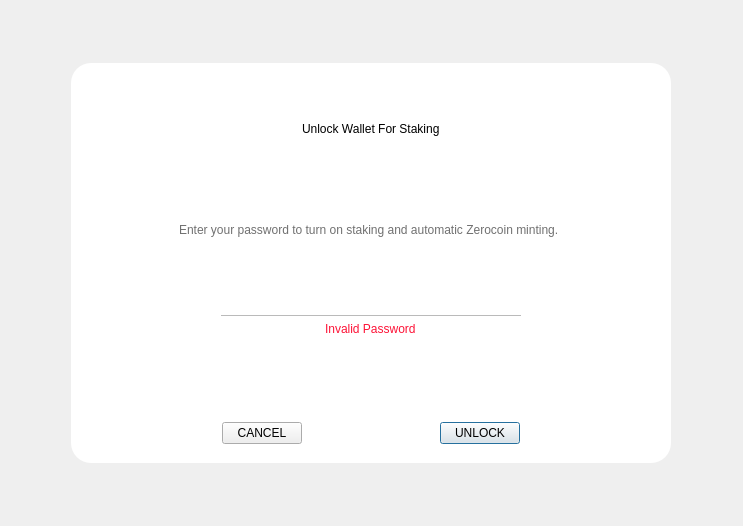
Old version of the form src/qt/veil/forms/unlockpassworddialog.ui in the repository Veil-Project/veil.
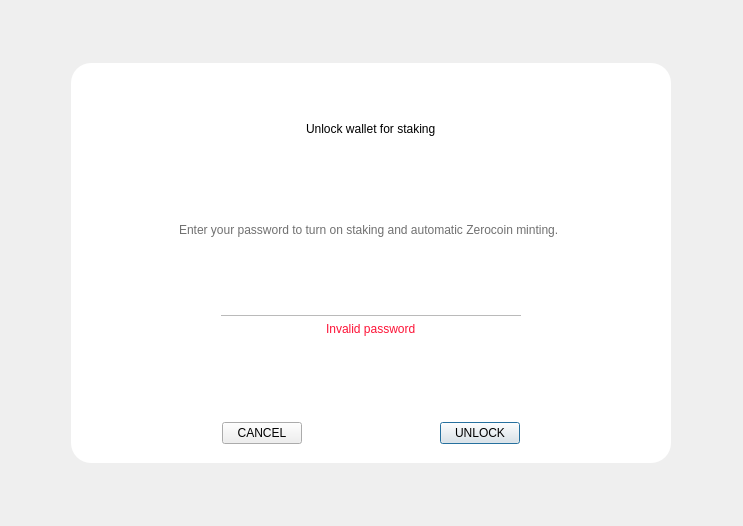
New version of the form.

```diff
--- a/src/qt/veil/forms/unlockpassworddialog.ui
+++ b/src/qt/veil/forms/unlockpassworddialog.ui
@@ -75,7 +75,7 @@
             <string notr="true"/>
            </property>
            <property name="text">
-            <string>Unlock Wallet For Staking</string>
+            <string>Unlock wallet for staking</string>
            </property>
           </widget>
          </item>
@@ -186,7 +186,7 @@
             <string notr="true">color:#fd1337;</string>
            </property>
            <property name="text">
-            <string>Invalid Password</string>
+            <string>Invalid password</string>
            </property>
           </widget>
          </item>
```
